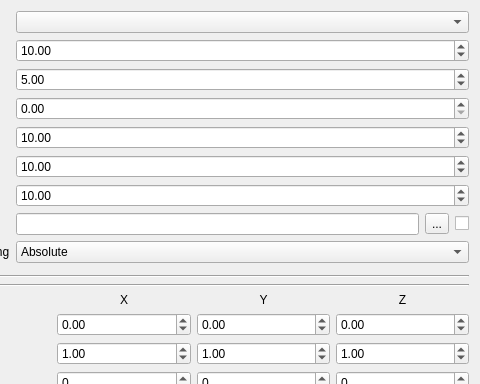
Old version of the form src/ui/3d/point3dsymbolwidget.ui in the repository qgis/QGIS; both pictures show x 93 to 573 and y 0 to 384 of the 573 by 942 pixel window.
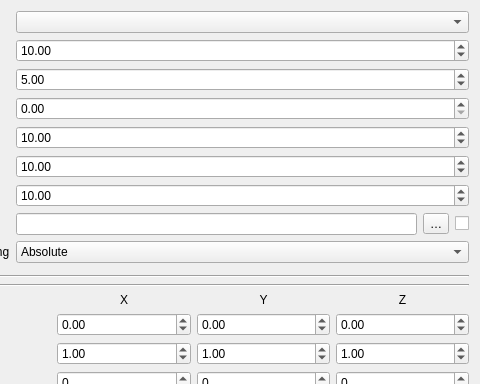
New version of the form. Custom widgets are drawn as their Qt base class.

```diff
--- a/src/ui/3d/point3dsymbolwidget.ui
+++ b/src/ui/3d/point3dsymbolwidget.ui
@@ -138,7 +138,7 @@
      <item>
       <widget class="QToolButton" name="btnModel">
        <property name="text">
-        <string>...</string>
+        <string>…</string>
        </property>
       </widget>
      </item>
```
